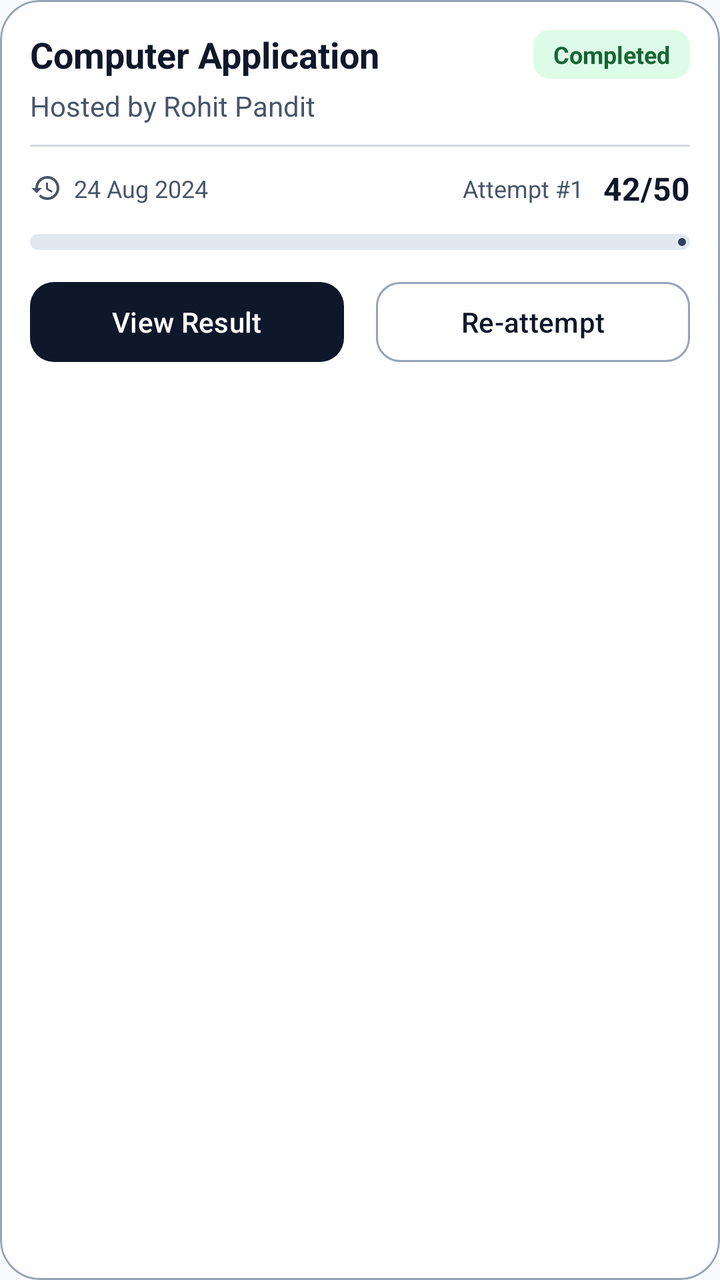
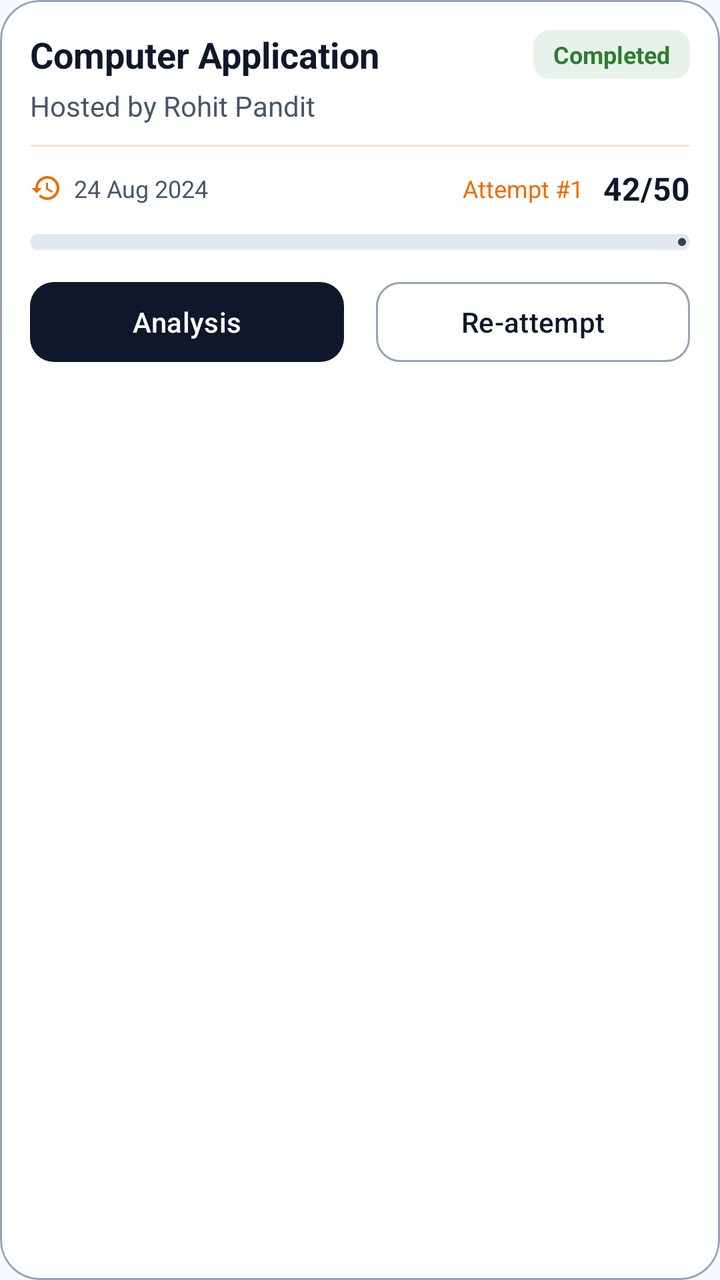

Two renders of the same Android screen: before a commit and after it. Below are the layout's source before the change and the commit's diff.
<!-- AndroidManifest.xml: application theme Theme.TestMaster -->
<!-- res/layout/layout_exam_history.xml -->
<?xml version="1.0" encoding="utf-8"?>
<com.google.android.material.card.MaterialCardView xmlns:android="http://schemas.android.com/apk/res/android"
    xmlns:app="http://schemas.android.com/apk/res-auto"
    xmlns:tools="http://schemas.android.com/tools"
    android:layout_width="match_parent"
    android:layout_height="wrap_content"
    android:layout_marginVertical="8dp"
    app:cardBackgroundColor="@color/surface"
    app:cardCornerRadius="20dp"
    app:cardElevation="0dp"
    app:strokeColor="@color/outline"
    app:strokeWidth="1dp">

    <LinearLayout
        android:layout_width="match_parent"
        android:layout_height="wrap_content"
        android:orientation="vertical"
        android:padding="15dp">

        <RelativeLayout
            android:layout_width="match_parent"
            android:layout_height="wrap_content">

            <TextView
                android:id="@+id/subject_name"
                android:layout_width="wrap_content"
                android:layout_height="wrap_content"
                android:layout_alignParentStart="true"
                android:layout_toStartOf="@+id/exam_status"
                android:ellipsize="end"
                android:maxLines="1"
                android:text="Computer Application"
                android:textColor="@color/onSurface"
                android:textSize="18sp"
                android:textStyle="bold" />

            <TextView
                android:id="@+id/exam_status"
                android:layout_width="wrap_content"
                android:layout_height="wrap_content"
                android:layout_alignParentEnd="true"
                android:background="@drawable/bg_status_badge"
                android:paddingHorizontal="10dp"
                android:paddingVertical="4dp"
                android:text="Completed"
                android:textColor="@color/success_text"
                android:textSize="12sp"
                android:textStyle="bold" />
        </RelativeLayout>

        <TextView
            android:id="@+id/hosted_by"
            android:layout_width="match_parent"
            android:layout_height="wrap_content"
            android:layout_marginTop="4dp"
            android:text="Hosted by Rohit Pandit"
            android:textColor="@color/onSurfaceVariant"
            android:textSize="14sp" />

        <View
            android:layout_width="match_parent"
            android:layout_height="1dp"
            android:layout_marginVertical="10dp"
            android:alpha="0.4"
            android:background="@color/outline" />

        <LinearLayout
            android:layout_width="match_parent"
            android:layout_height="wrap_content"
            android:gravity="center_vertical"
            android:orientation="horizontal">

            <ImageView
                android:layout_width="16dp"
                android:layout_height="16dp"
                android:src="@drawable/baseline_history_24"
                app:tint="@color/onSurfaceVariant" />

            <TextView
                android:id="@+id/attempt_date"
                android:layout_width="wrap_content"
                android:layout_height="wrap_content"
                android:layout_marginStart="6dp"
                android:text="24 Aug 2024"
                android:textColor="@color/onSurfaceVariant"
                android:textSize="12sp" />

            <View
                android:layout_width="0dp"
                android:layout_height="0dp"
                android:layout_weight="1" />

            <TextView
                android:id="@+id/no_of_attempt"
                android:layout_width="wrap_content"
                android:layout_height="wrap_content"
                android:layout_marginEnd="10dp"
                android:text="Attempt #1"
                android:textColor="@color/onSurfaceVariant"
                android:textSize="12sp" />

            <TextView
                android:id="@+id/tv_exam_mark"
                android:layout_width="wrap_content"
                android:layout_height="wrap_content"
                android:text="42/50"
                android:textColor="@color/onSurface"
                android:textSize="16sp"
                android:textStyle="bold" />
        </LinearLayout>

        <com.google.android.material.progressindicator.LinearProgressIndicator
            android:id="@+id/pr_markScored"
            android:layout_width="match_parent"
            android:layout_height="wrap_content"
            android:layout_marginTop="12dp"
            android:progress="84"
            app:indicatorColor="@color/accent"
            app:trackColor="@color/surfaceVariant"
            app:trackCornerRadius="4dp"
            app:trackThickness="8dp" />

        <LinearLayout
            android:layout_width="match_parent"
            android:layout_height="wrap_content"
            android:layout_marginTop="12dp"
            android:orientation="horizontal">

            <com.google.android.material.button.MaterialButton
                android:id="@+id/tv_analysis"
                style="@style/Widget.Material3.Button"
                android:layout_width="0dp"
                android:layout_height="wrap_content"
                android:layout_marginEnd="8dp"
                android:layout_weight="1"
                android:text="View Result"
                android:textColor="@color/primary"
                app:backgroundTint="@color/onPrimary"
                app:cornerRadius="12dp" />

            <com.google.android.material.button.MaterialButton
                android:id="@+id/tv_reattempt"
                style="@style/Widget.Material3.Button.OutlinedButton"
                android:layout_width="0dp"
                android:layout_height="wrap_content"
                android:layout_marginStart="8dp"
                android:layout_weight="1"
                android:text="Re-attempt"
                android:textColor="@color/onSurface"
                app:cornerRadius="12dp"
                app:strokeColor="@color/outline" />

        </LinearLayout>

    </LinearLayout>
</com.google.android.material.card.MaterialCardView>
<!-- resources referenced by this layout -->
<resources>
  <color name="accent">#334155</color>
  <color name="onPrimary">#0F172A</color>
  <color name="onSurface">#0F172A</color>
  <color name="onSurfaceVariant">#475569</color>
  <color name="outline">#94A3B8</color>
  <color name="primary">#FFFFFF</color>
  <color name="success_text">#166534</color>
  <color name="surface">#FFFFFF</color>
  <color name="surfaceVariant">#E2E8F0</color>
  <!-- drawable baseline_history_24 (drawable) -->
  <vector android:height="24dp" android:tint="#000000"
      android:viewportHeight="24" android:viewportWidth="24"
      android:width="24dp" xmlns:android="http://schemas.android.com/apk/res/android">
      <path android:fillColor="@android:color/white" android:pathData="M13,3c-4.97,0 -9,4.03 -9,9L1,12l3.89,3.89 0.07,0.14L9,12L6,12c0,-3.87 3.13,-7 7,-7s7,3.13 7,7 -3.13,7 -7,7c-1.93,0 -3.68,-0.79 -4.94,-2.06l-1.42,1.42C8.27,19.99 10.51,21 13,21c4.97,0 9,-4.03 9,-9s-4.03,-9 -9,-9zM12,8v5l4.28,2.54 0.72,-1.21 -3.5,-2.08L13.5,8L12,8z"/>
  </vector>
  <!-- drawable bg_status_badge (drawable) -->
  <?xml version="1.0" encoding="utf-8"?>
  <shape xmlns:android="http://schemas.android.com/apk/res/android">
      <solid android:color="@color/success_bg" />
      <corners android:radius="8dp" />
  </shape>
  <style name="Theme.TestMaster" parent="Base.Theme.TestMaster" />
  <color name="success_bg">#DCFCE7</color>
  <style name="Base.Theme.TestMaster" parent="Theme.Material3.DayNight.NoActionBar">
          
          <item name="colorPrimary">@color/primary</item>
          <item name="colorOnPrimary">@color/onPrimary</item>
          <item name="colorPrimaryContainer">@color/primaryContainer</item>
          <item name="colorOnPrimaryContainer">@color/onPrimaryContainer</item>
  
          <item name="colorSecondary">@color/secondary</item>
          <item name="colorOnSecondary">@color/onSecondary</item>
          <item name="colorSecondaryContainer">@color/secondaryContainer</item>
          <item name="colorOnSecondaryContainer">@color/onSecondaryContainer</item>
  
          
          <item name="android:windowBackground">@color/background</item>
          <item name="colorSurface">@color/surface</item>
          <item name="colorOnSurface">@color/onSurface</item>
          <item name="colorSurfaceVariant">@color/surfaceVariant</item>
          <item name="colorOnSurfaceVariant">@color/onSurfaceVariant</item>
          <item name="colorOutline">@color/outline</item>
  
          
          <item name="colorError">@color/error</item>
          <item name="colorOnError">@color/onError</item>
          <item name="colorErrorContainer">@color/errorContainer</item>
          <item name="colorOnErrorContainer">@color/onErrorContainer</item>
  
          
          <item name="android:statusBarColor">@color/surface</item>
          <item name="android:windowLightStatusBar">true</item>
      </style>
  <color name="primaryContainer">#F1F5F9</color>
  <color name="onPrimaryContainer">#0F172A</color>
  <color name="secondary">#64748B</color>
  <color name="onSecondary">#FFFFFF</color>
  <color name="secondaryContainer">#E2E8F0</color>
  <color name="onSecondaryContainer">#0F172A</color>
  <color name="background">#F8FAFC</color>
  <color name="error">#DC2626</color>
  <color name="onError">#FFFFFF</color>
  <color name="errorContainer">#FEE2E2</color>
  <color name="onErrorContainer">#7F1D1D</color>
</resources>

<!-- the commit's change to res/layout/layout_exam_history.xml (unified diff, before → after) -->
@@ -43,7 +43,8 @@
                 android:paddingHorizontal="10dp"
                 android:paddingVertical="4dp"
                 android:text="Completed"
-                android:textColor="@color/success_text"
+                android:backgroundTint="@color/green_bg"
+                android:textColor="@color/greentint"
                 android:textSize="12sp"
                 android:textStyle="bold" />
         </RelativeLayout>
@@ -61,8 +62,8 @@
             android:layout_width="match_parent"
             android:layout_height="1dp"
             android:layout_marginVertical="10dp"
-            android:alpha="0.4"
-            android:background="@color/outline" />
+            android:alpha="0.2"
+            android:background="@color/orangetint" />
 
         <LinearLayout
             android:layout_width="match_parent"
@@ -74,7 +75,7 @@
                 android:layout_width="16dp"
                 android:layout_height="16dp"
                 android:src="@drawable/baseline_history_24"
-                app:tint="@color/onSurfaceVariant" />
+                app:tint="@color/orangetint" />
 
             <TextView
                 android:id="@+id/attempt_date"
@@ -96,7 +97,7 @@
                 android:layout_height="wrap_content"
                 android:layout_marginEnd="10dp"
                 android:text="Attempt #1"
-                android:textColor="@color/onSurfaceVariant"
+                android:textColor="@color/orangetint"
                 android:textSize="12sp" />
 
             <TextView
@@ -133,7 +134,7 @@
                 android:layout_height="wrap_content"
                 android:layout_marginEnd="8dp"
                 android:layout_weight="1"
-                android:text="View Result"
+                android:text="Analysis"
                 android:textColor="@color/primary"
                 app:backgroundTint="@color/onPrimary"
                 app:cornerRadius="12dp" />
<!-- resource entries referenced after the edit -->
@@ -1,12 +1,14 @@
 <!-- resources referenced by this layout -->
 <resources>
   <color name="accent">#334155</color>
+  <color name="green_bg">#1A2E7D32</color>
+  <color name="greentint">#2E7D32</color>
   <color name="onPrimary">#0F172A</color>
   <color name="onSurface">#0F172A</color>
   <color name="onSurfaceVariant">#475569</color>
+  <color name="orangetint">#ED6C02</color>
   <color name="outline">#94A3B8</color>
   <color name="primary">#FFFFFF</color>
-  <color name="success_text">#166534</color>
   <color name="surface">#FFFFFF</color>
   <color name="surfaceVariant">#E2E8F0</color>
   <!-- drawable baseline_history_24 (drawable) -->
@@ -50,6 +52,9 @@
           <item name="colorOnErrorContainer">@color/onErrorContainer</item>
   
           
+          <item name="colorControlActivated">@color/accent</item>
+  
+          
           <item name="android:statusBarColor">@color/surface</item>
           <item name="android:windowLightStatusBar">true</item>
       </style>
